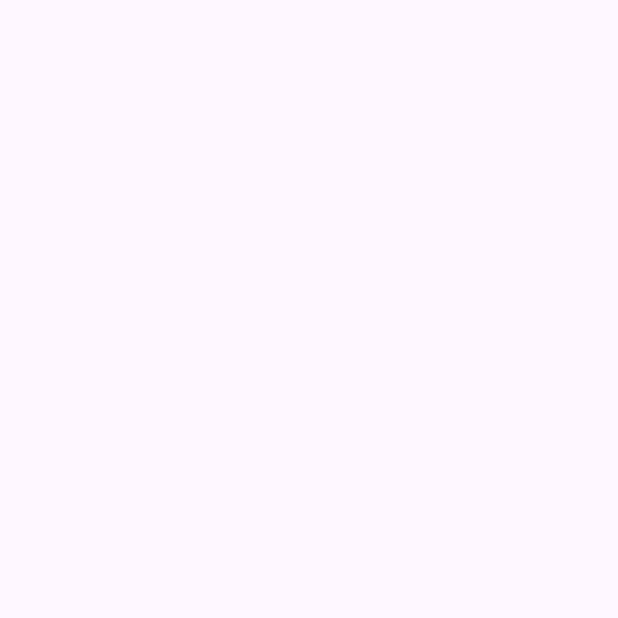
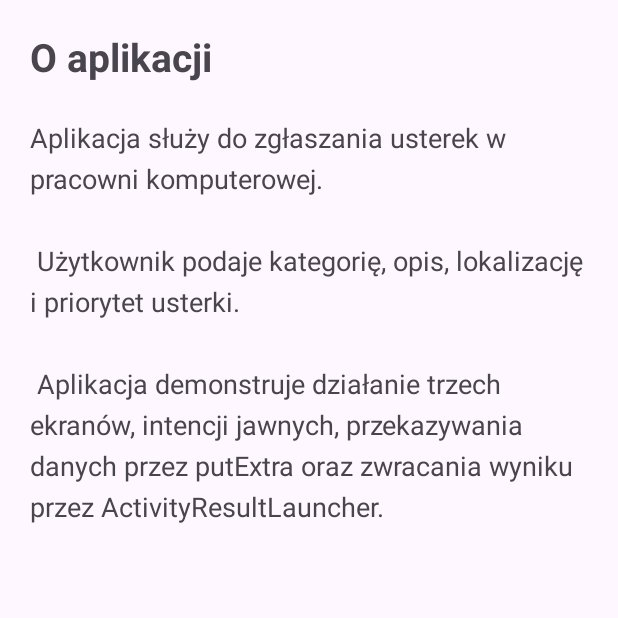
Before and after one commit to M1ki27/zad2-3-15.11-ekrany, an Android app: the AboutActivity screen opened directly, with no data from a screen before it, on a phone screen of 412 x 824 dp, the top half of it. Before the commit the part shown is empty. Run offline under Robolectric (Android 15) with nearby library versions, the phone set to English and light mode, and no system bars.

Commit message:
dodanie trzeciego ekranu o aplikacji

```diff
--- a/app/src/main/res/layout/activity_about.xml
+++ b/app/src/main/res/layout/activity_about.xml
@@ -1,6 +1,32 @@
-<?xml version="1.0" encoding="utf-8"?>
-<androidx.constraintlayout.widget.ConstraintLayout xmlns:android="http://schemas.android.com/apk/res/android"
+
+
+<ScrollView xmlns:android="http://schemas.android.com/apk/res/android"
     android:layout_width="match_parent"
     android:layout_height="match_parent">
 
-</androidx.constraintlayout.widget.ConstraintLayout>
+    <LinearLayout
+        android:layout_width="match_parent"
+        android:layout_height="wrap_content"
+        android:orientation="vertical"
+        android:padding="20dp">
+
+        <TextView
+            android:id="@+id/tvAboutHeader"
+            android:layout_width="match_parent"
+            android:layout_height="wrap_content"
+            android:text="@string/about_title"
+            android:textSize="26sp"
+            android:textStyle="bold" />
+
+        <TextView
+            android:id="@+id/tvAbout"
+            android:layout_width="match_parent"
+            android:layout_height="wrap_content"
+            android:layout_marginTop="24dp"
+            android:lineSpacingExtra="6dp"
+            android:text="@string/about_text"
+            android:textSize="18sp" />
+
+    </LinearLayout>
+
+</ScrollView>
--- a/app/src/main/res/values/strings.xml
+++ b/app/src/main/res/values/strings.xml
@@ -3,7 +3,6 @@
     <string name="app_name">Zgłoszenie usterki</string>
 
     <string name="header_form">Zgłoszenie usterki</string>
-
     <string name="category_label">Kategoria usterki</string>
 
     <string name="description_hint">
@@ -32,6 +31,18 @@
 
     <string name="about">
         O aplikacji
+    </string>
+
+    <string name="about_title">
+        O aplikacji
+    </string>
+
+    <string name="about_text">
+        Aplikacja służy do zgłaszania usterek w pracowni komputerowej.\n\n
+        Użytkownik podaje kategorię, opis, lokalizację i priorytet usterki.\n\n
+        Aplikacja demonstruje działanie trzech ekranów, intencji jawnych,
+        przekazywania danych przez putExtra oraz zwracania wyniku przez
+        ActivityResultLauncher.
     </string>
 
     <string name="summary_header">
@@ -65,8 +76,12 @@
         Wybierz priorytet zgłoszenia.
     </string>
 
-    <string name="form_correct">
-        Formularz jest poprawny.
+    <string name="registered">
+        Zgłoszenie przyjęte. Numer: %1$s
+    </string>
+
+    <string name="cancelled">
+        Zgłoszenie nie zostało potwierdzone.
     </string>
 
     <string name="summary_format">
@@ -75,14 +90,6 @@
         Priorytet: %3$s\n
         Opis: %4$s\n
         Blokuje pracę: %5$s
-    </string>
-
-    <string name="registered">
-        Zgłoszenie przyjęte. Numer: %1$s
-    </string>
-
-    <string name="cancelled">
-        Zgłoszenie nie zostało potwierdzone.
     </string>
 
     <string-array name="categories">
```
Also changed, not shown: app/src/main/java/com/example/myapplication/MainActivity.java (+12 -0 lines), app/src/main/res/layout/activity_main.xml (+9 -0 lines).
